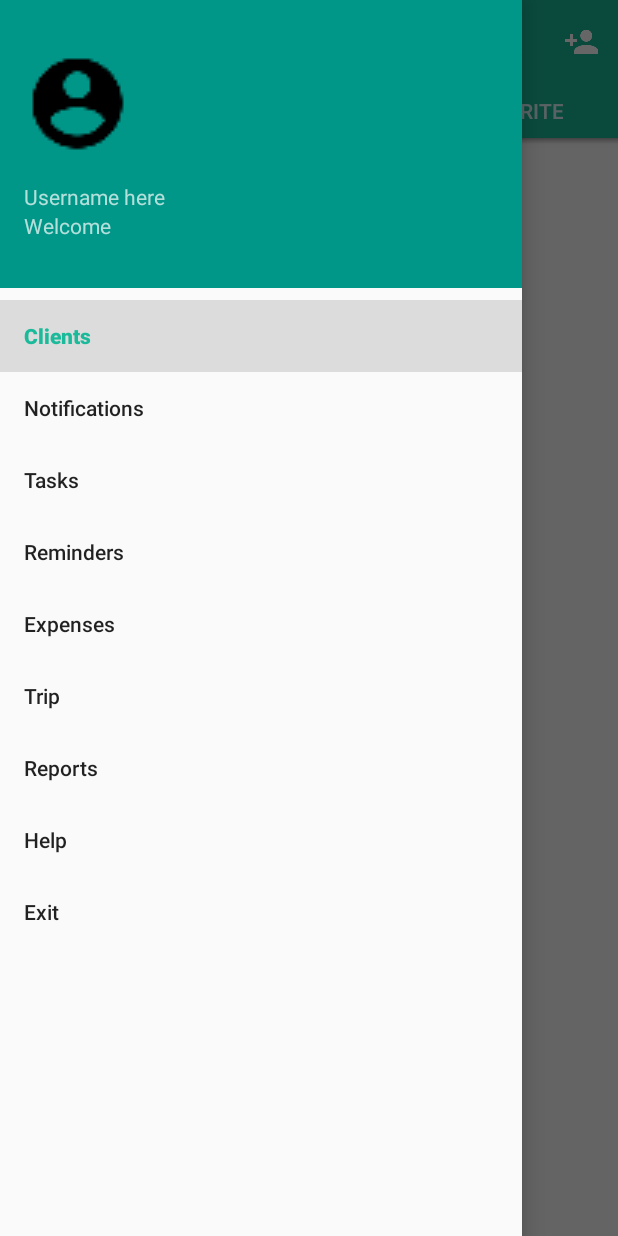
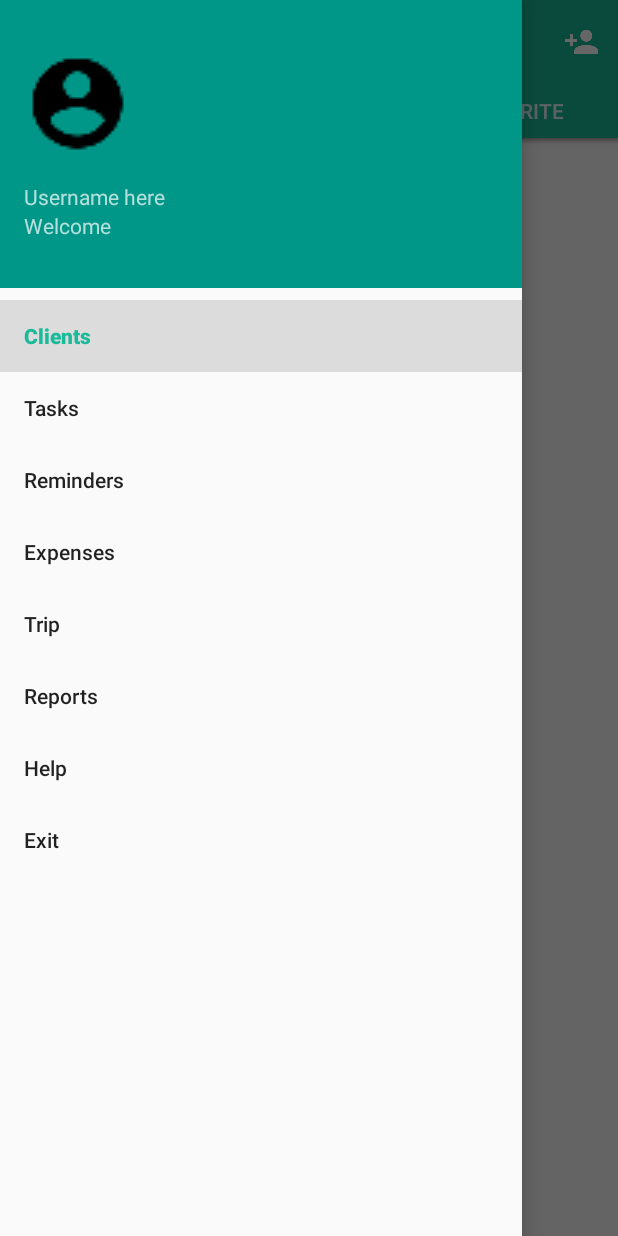
Before and after one commit to BitCloude/TheTravelingSalesman, an Android app: the screen it shows after launch (LandingActivity), with the side drawer open, on a phone screen of 412 x 824 dp. Run offline under Robolectric (Android 15) with nearby library versions, the phone set to English and light mode, and no system bars.

```diff
--- a/app/src/main/res/menu/menu_drawer.xml
+++ b/app/src/main/res/menu/menu_drawer.xml
@@ -4,9 +4,7 @@
         <item
             android:id="@+id/nav_clients"
             android:title="@string/clients"/>
-        <item
-            android:id="@+id/nav_notifications"
-            android:title="@string/notifications"/>
+
         <item
             android:id="@+id/nav_tasks"
             android:title="@string/tasks"/>
```
Also changed, not shown: app/src/main/java/com/appers/ayvaz/thetravelingsalesman/TaskFragment.java (+19 -0 lines).
